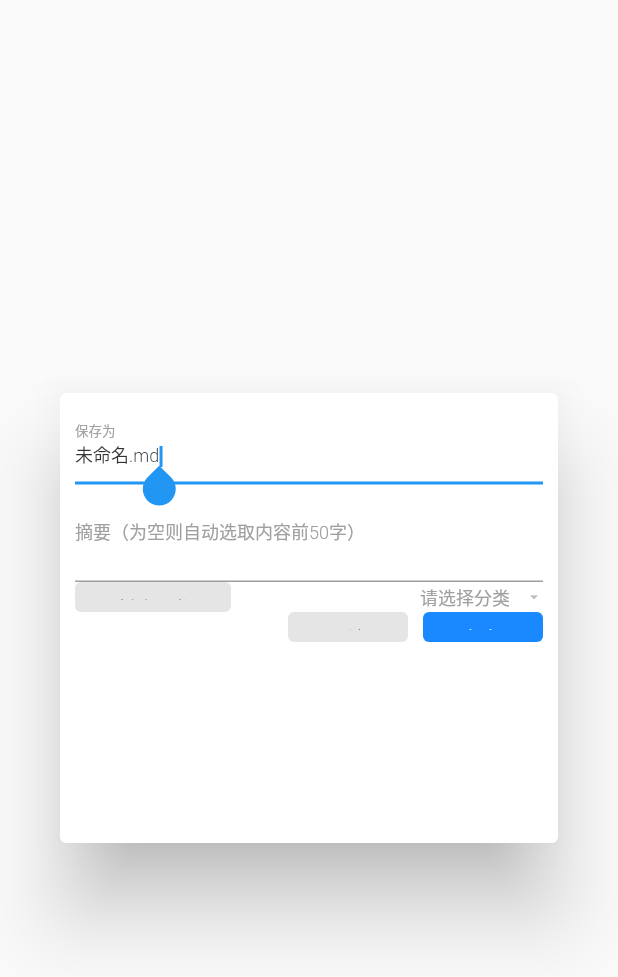
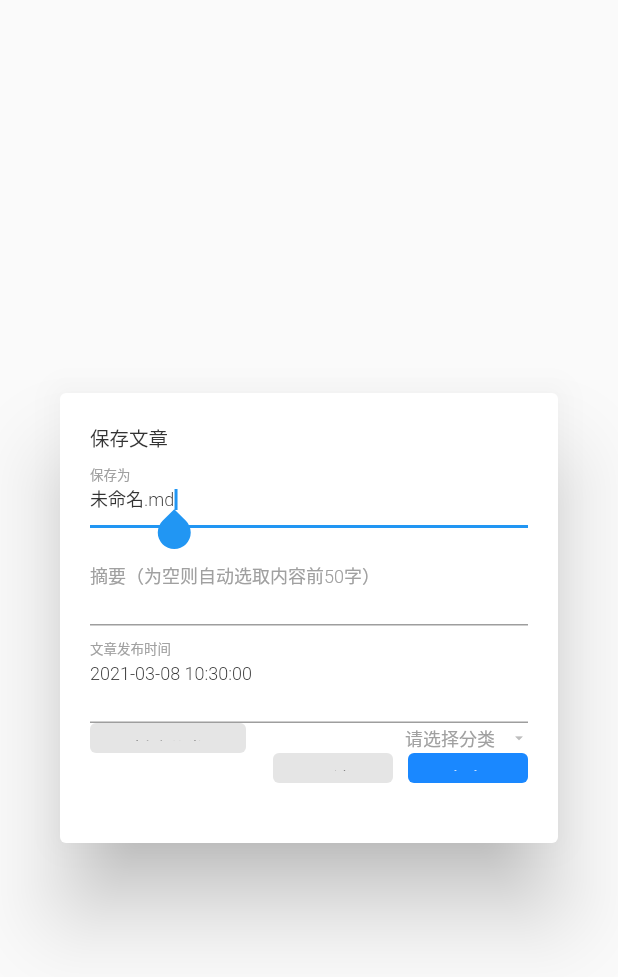
Before and after one commit to wellmoonloft/kopli, a Flutter app: the SaveArticles widget shown alone on an empty page, opened directly, on a phone screen of 412 x 824 dp. Shown: the top 977 px of the screen. Run offline on Flutter 3.47's test engine with Material 2 defaults, Android fonts, the phone set to English and light mode, and no system bars; our stand-ins replace flutter_markdown, font_awesome_flutter, sqflite; accounts and stored records are empty.

Commit message:
2021.3.8.17:23.

```diff
--- a/lib/dialogs/myDialog.dart
+++ b/lib/commonWidgets/myDialog.dart
@@ -1,6 +1,6 @@
 import 'package:flutter/material.dart';
 import 'package:kopli/utils/appTheme.dart';
-import 'package:kopli/utils/myBottom.dart';
+import 'package:kopli/commonWidgets/myBottom.dart';
 
 class MyDialog extends StatelessWidget {
   final onPress;
--- a/lib/dialogs/newSorts.dart
+++ b/lib/commonWidgets/newSorts.dart
@@ -1,10 +1,10 @@
 import 'package:flutter/material.dart';
-import 'package:kopli/dialogs/myDialog.dart';
+import 'package:kopli/commonWidgets/myDialog.dart';
 import 'package:kopli/utils/appTheme.dart';
 import 'package:kopli/utils/colorTheme.dart';
 import 'package:kopli/model/dataModels.dart';
 import 'package:kopli/utils/dbHelper.dart';
-import 'package:kopli/utils/myBottom.dart';
+import 'package:kopli/commonWidgets/myBottom.dart';
 import 'package:kopli/utils/providerData.dart';
 import 'package:provider/provider.dart';
 
--- a/lib/dialogs/saveArticles.dart
+++ b/lib/commonWidgets/saveArticles.dart
@@ -1,12 +1,11 @@
-import 'dart:io';
-
 import 'package:flutter/material.dart';
 import 'package:flutter/services.dart';
-import 'package:kopli/dialogs/newSorts.dart';
+import 'package:intl/intl.dart';
+import 'package:kopli/commonWidgets/newSorts.dart';
 import 'package:kopli/utils/appTheme.dart';
 import 'package:kopli/utils/colorTheme.dart';
 import 'package:kopli/model/dataModels.dart';
-import 'package:kopli/utils/myBottom.dart';
+import 'package:kopli/commonWidgets/myBottom.dart';
 import 'package:kopli/utils/providerData.dart';
 import 'package:provider/provider.dart';
 
@@ -21,6 +20,7 @@ class SaveArticles extends StatefulWidget {
 class _SaveArticlesState extends State<SaveArticles> {
   TextEditingController _filecontroller = new TextEditingController();
   TextEditingController _outlinecontroller = new TextEditingController();
+  TextEditingController _dateTimecontroller = new TextEditingController();
   String itemValue = "default";
 
   @override
@@ -30,6 +30,8 @@ class _SaveArticlesState extends State<SaveArticles> {
     setState(() {
       _filecontroller.text = "未命名.md";
       _outlinecontroller.text = "";
+      _dateTimecontroller.text =
+          DateFormat("yyyy-MM-dd HH:mm:ss").format(DateTime.now());
     });
   }
 
@@ -46,9 +48,13 @@ class _SaveArticlesState extends State<SaveArticles> {
         child: Container(
             width: 400,
             height: 300,
-            padding: EdgeInsets.all(10),
+            padding: EdgeInsets.all(20),
             child: Column(
               children: <Widget>[
+                Container(
+                    width: 400,
+                    child: Text("保存文章",
+                        style: AppTheme.titleFont, textAlign: TextAlign.start)),
                 TextField(
                   autofocus: true,
                   controller: _filecontroller,
@@ -68,6 +74,18 @@ class _SaveArticlesState extends State<SaveArticles> {
                   inputFormatters: [LengthLimitingTextInputFormatter(50)],
                   decoration: InputDecoration(
                     labelText: '摘要（为空则自动选取内容前50字）',
+                    fillColor: ColorTheme.leftBackColor,
+                    labelStyle: AppTheme.dateFont,
+                  ),
+                ),
+                TextField(
+                  autofocus: true,
+                  controller: _dateTimecontroller,
+                  maxLines: 2,
+                  style: AppTheme.pagefont,
+                  onTap: () async {},
+                  decoration: InputDecoration(
+                    labelText: '文章发布时间',
                     fillColor: ColorTheme.leftBackColor,
                     labelStyle: AppTheme.dateFont,
                   ),
--- a/lib/homePage.dart
+++ b/lib/homePage.dart
@@ -1,7 +1,7 @@
 import 'dart:io';
 import 'package:intl/intl.dart';
-import 'package:kopli/dialogs/myDialog.dart';
-import 'package:kopli/dialogs/saveArticles.dart';
+import 'package:kopli/commonWidgets/myDialog.dart';
+import 'package:kopli/commonWidgets/saveArticles.dart';
 import 'package:kopli/model/dataModels.dart';
 import 'package:kopli/utils/dbHelper.dart';
 import 'package:kopli/utils/providerData.dart';
--- a/lib/pages/articlesBottom.dart
+++ b/lib/pages/articlesBottom.dart
@@ -1,6 +1,6 @@
 import 'package:flutter/material.dart';
 import 'package:font_awesome_flutter/font_awesome_flutter.dart';
-import 'package:kopli/dialogs/newSorts.dart';
+import 'package:kopli/commonWidgets/newSorts.dart';
 import 'package:kopli/utils/appTheme.dart';
 import 'package:kopli/utils/colorTheme.dart';
 import 'package:kopli/utils/providerData.dart';
--- a/lib/pages/articlesPage.dart
+++ b/lib/pages/articlesPage.dart
@@ -169,7 +169,7 @@ class _ArticlesPageState extends State<ArticlesPage> {
                                   )
                                 : Container();
                           })
-                      : Text(""),
+                      : Text(isList ? "文档视图" : "大纲视图"),
                 );
               }),
               !isList
```
Also changed, not shown: lib/commonWidgets/listPage.dart (renamed from lib/pages/listPage.dart), lib/commonWidgets/myBottom.dart (renamed from lib/utils/myBottom.dart).
